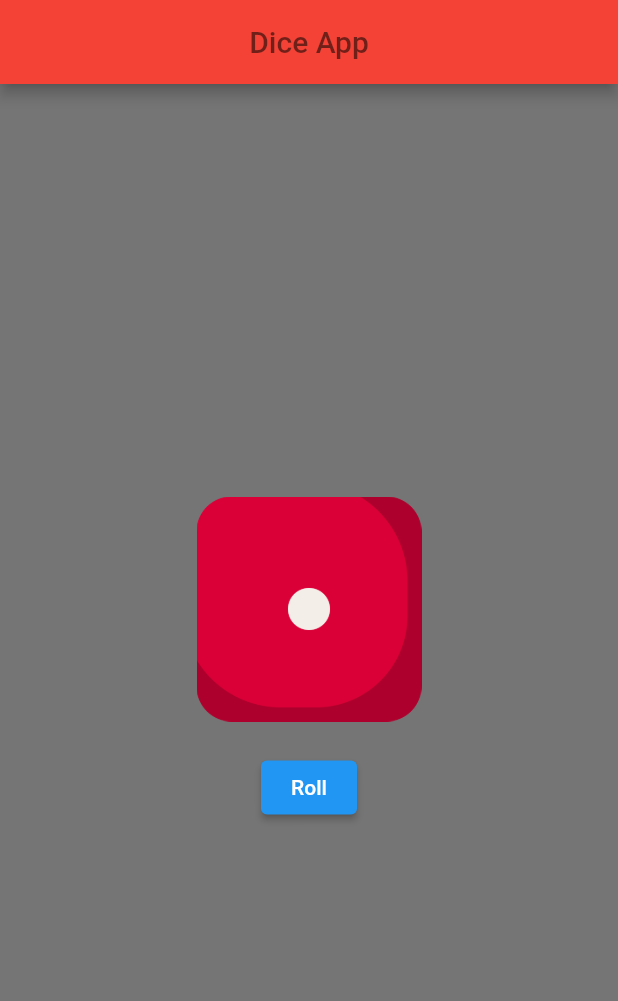
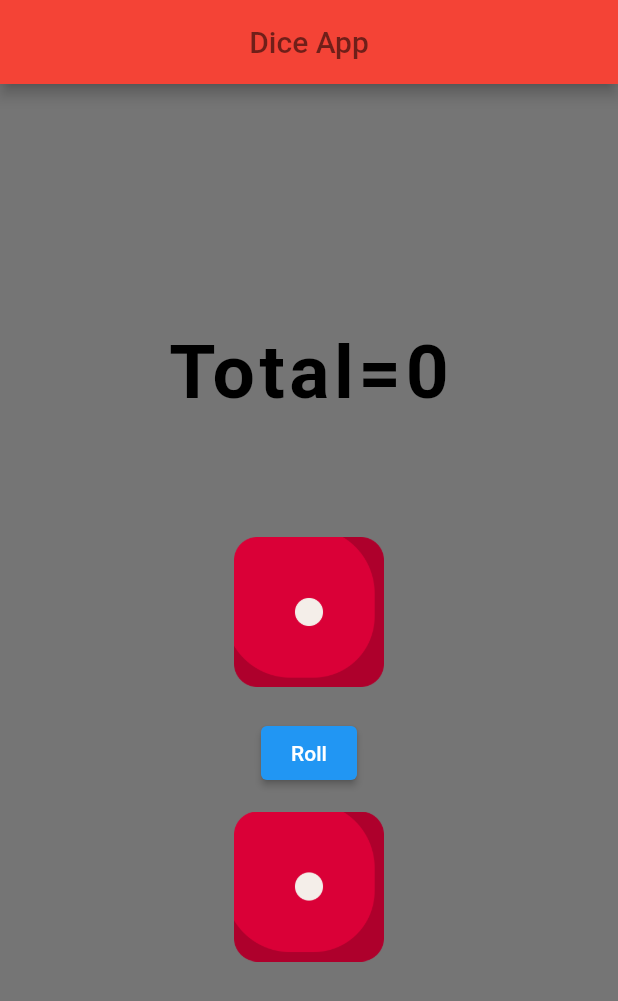
Before and after one commit to yashvasoya09/dice_app, a Flutter app: the screen it shows after launch, on a phone screen of 412 x 824 dp. Shown: the top 1001 px of the screen. Run offline on Flutter 3.47's test engine with Material 2 defaults, Android fonts, the phone set to English and light mode, and no system bars.

Commit message:
22-2-2023

```diff
--- a/lib/home_screen.dart
+++ b/lib/home_screen.dart
@@ -19,6 +19,8 @@ class _homeScreenState extends State<homeScreen> {
     "assets/images/dice (5).png",
   ];
   int i = 0;
+  int j=0;
+  int t=0;
   @override
   Widget build(BuildContext context) {
     return Scaffold(
@@ -34,20 +36,38 @@ class _homeScreenState extends State<homeScreen> {
         child: Column(
           mainAxisAlignment: MainAxisAlignment.center,
           children: [
+            Text("Total=$t",style: TextStyle(
+              color: Colors.black,
+              fontWeight: FontWeight.bold,
+              fontSize: 50,
+              letterSpacing: 3,
+            )),
+          SizedBox(height: 80,),
           Image.asset(
               "${l1[i]}",
-              height: 150,
-              width: 150,
+              height: 100,
+              width: 100,
             ),
             SizedBox(height: 20,),
             ElevatedButton(onPressed: () {
               Random rnd = Random();
               int z=rnd.nextInt(6);
+              Random rnd1 = Random();
+              int y=rnd1.nextInt(6);
              setState(() {
                  i=z;
+                 j=y;
+                 t=i+1+j+1;
                }
              );
             }, child: Text("Roll")),
+            SizedBox(height: 15,),
+            Image.asset(
+              "${l1[j]}",
+              height: 100,
+              width: 100,
+            ),
+            SizedBox(height: 20,),
           ],
         ),
       ),
```
